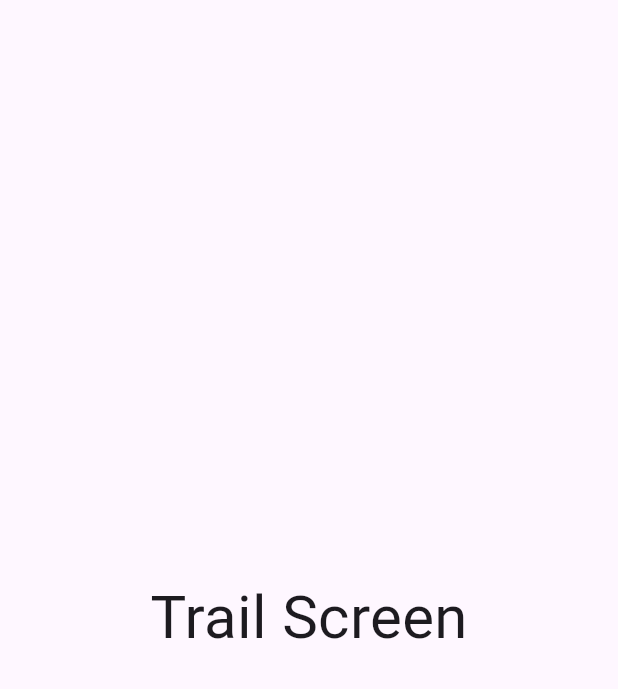
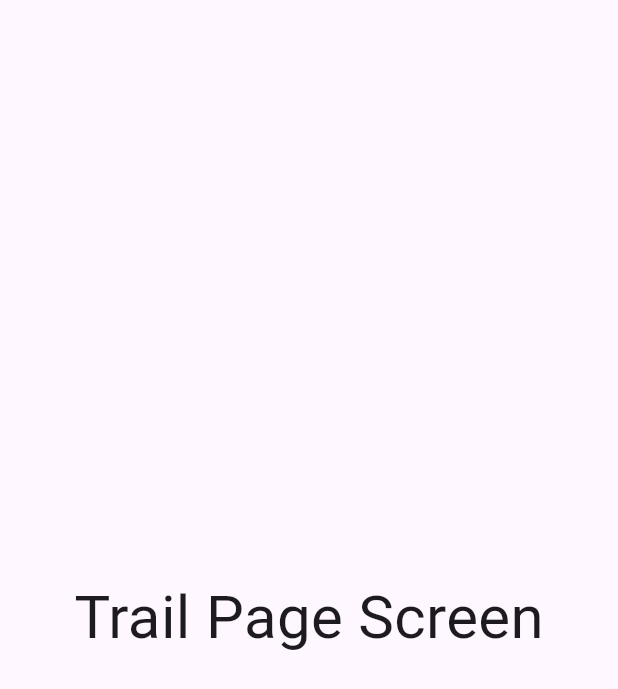
Before and after one commit to tharinduhccakalanka/grocery_app, a Flutter app: the Trail screen opened directly, on a phone screen of 412 x 824 dp. Shown: the top 689 px of the screen. Run offline on Flutter 3.47's test engine with Material 3 defaults, Android fonts, the light colour scheme and no system bars; our stand-ins replace animate_do, awesome_dialog, firebase_auth, firebase_core, flutter_svg, logger; accounts and stored records are empty.

Commit message:
Update code

```diff
--- a/lib/screens/main/trail/trail.dart
+++ b/lib/screens/main/trail/trail.dart
@@ -13,7 +13,7 @@ class _TrailState extends State<Trail> {
     return Scaffold(
       body: Center(
         child: Text(
-          "Trail Screen",
+          "Trail Page Screen",
           style: TextStyle(fontSize: 40),
         ),
       ),
```
